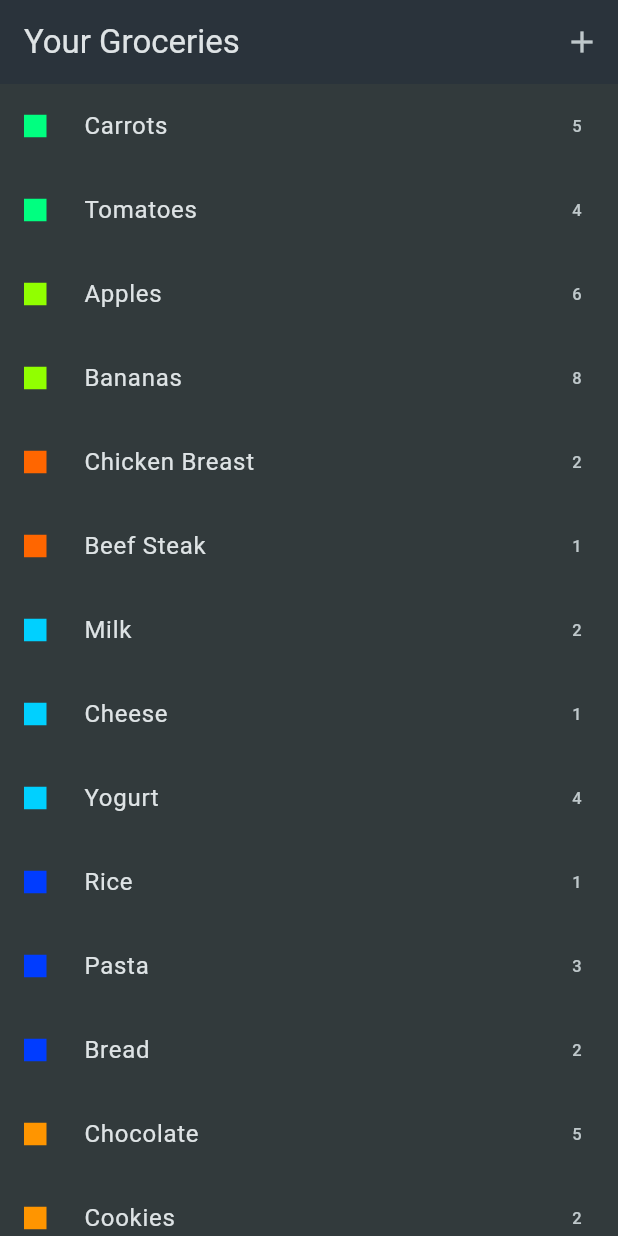
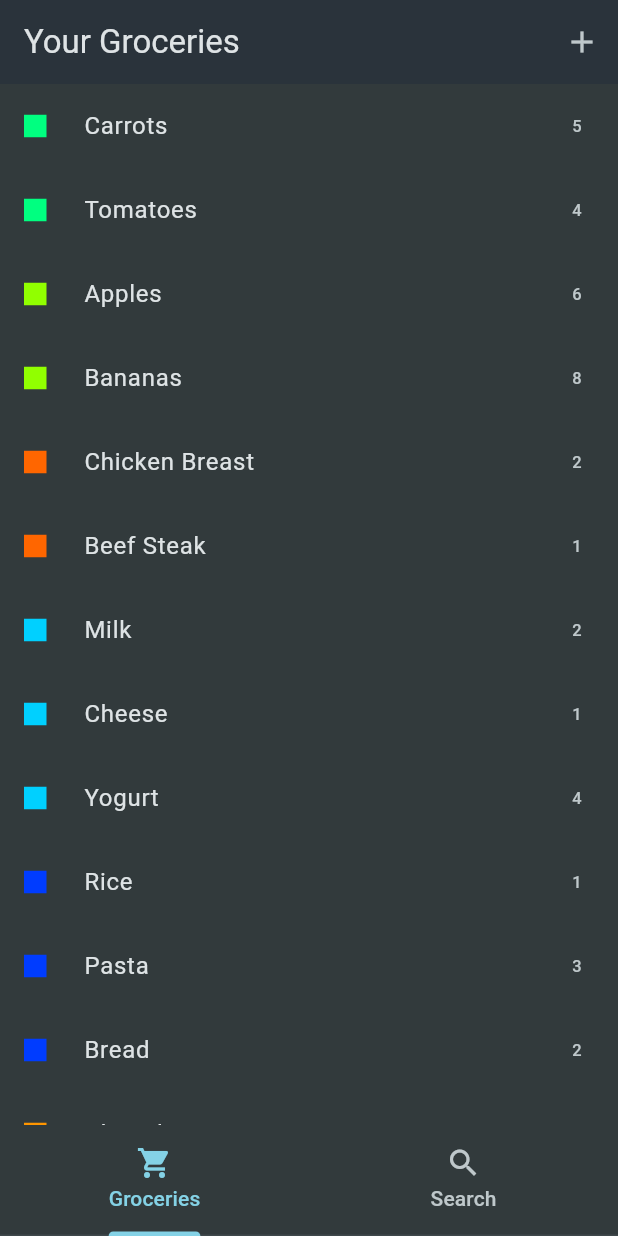
Before and after one commit to fjnkhewgkfncsd/quiz13, a Flutter app: the screen it shows after launch, on a phone screen of 412 x 824 dp. Run offline on Flutter 3.47's test engine with Material 3 defaults, Android fonts, the phone set to English and light mode, and no system bars.

Commit message:
search tab not work

```diff
--- a/app/lib/ui/groceries/grocery_list.dart
+++ b/app/lib/ui/groceries/grocery_list.dart
@@ -31,20 +31,39 @@ class _GroceryListState extends State<GroceryList> {
 
     if (dummyGroceryItems.isNotEmpty) {
       //  Display groceries with an Item builder and  LIst Tile
-      content = ListView.builder(
-        itemCount: dummyGroceryItems.length,
-        itemBuilder: (context, index) =>
-            GroceryTile(grocery: dummyGroceryItems[index]),
+      content = TabBarView(
+        children: [
+          ListView.builder(
+            itemCount: dummyGroceryItems.length,
+            itemBuilder: (context, index) =>
+                GroceryTile(grocery: dummyGroceryItems[index]),
+          ),
+          ListView.builder(
+            itemCount: dummyGroceryItems.where((item) => item.name.contains('b')).toList().length,
+            itemBuilder: (context, index) {
+              var filteredItems = dummyGroceryItems.where((item) => item.name.contains('b')).toList();
+              return GroceryTile(grocery: filteredItems[index]);
+            },
+            )
+        ],
       );
     }
 
-    return Scaffold(
-      appBar: AppBar(
+    return DefaultTabController(length: 2,
+      child: Scaffold(
+        appBar: AppBar(
         title: const Text('Your Groceries'),
         actions: [IconButton(onPressed: onCreate, icon: const Icon(Icons.add))],
       ),
       body: content,
-    );
+      bottomNavigationBar: const TabBar(
+        tabs: [
+          Tab(icon: Icon(Icons.local_grocery_store), text: 'Groceries'),
+          Tab(icon: Icon(Icons.search), text: 'Search'),
+        ],
+      ),
+      )
+  );
   }
 }
 
--- a/app/pubspec.yaml
+++ b/app/pubspec.yaml
@@ -34,6 +34,7 @@ dependencies:
   # The following adds the Cupertino Icons font to your application.
   # Use with the CupertinoIcons class for iOS style icons.
   cupertino_icons: ^1.0.8
+  uuid: ^4.5.2
 
 dev_dependencies:
   flutter_test:
```
Also changed, not shown: app/pubspec.lock.
